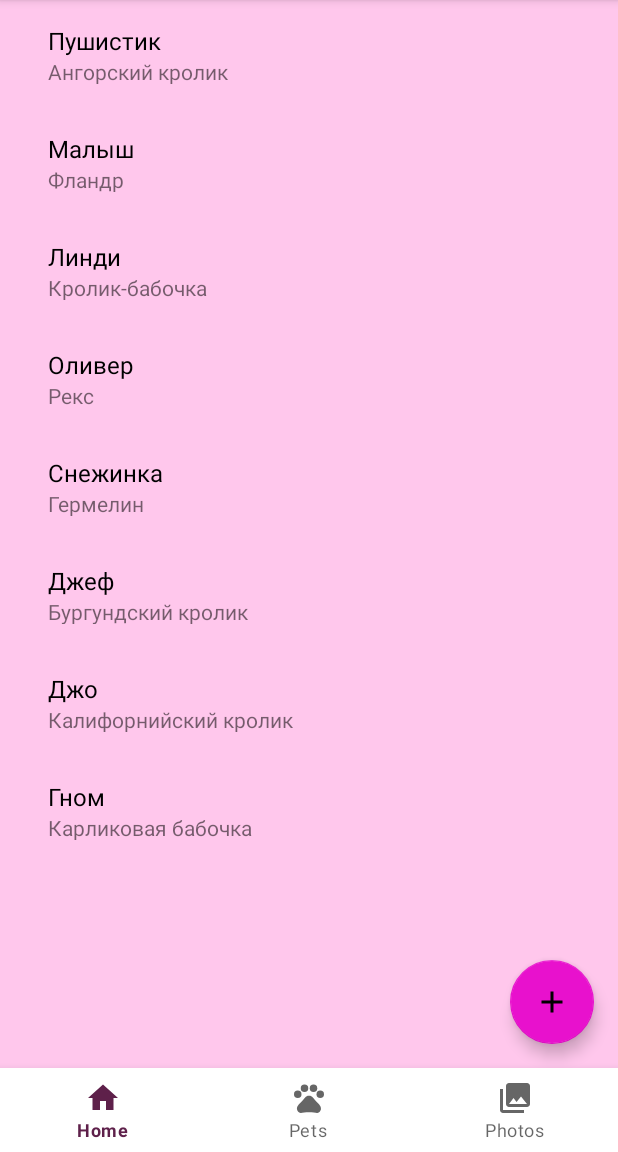
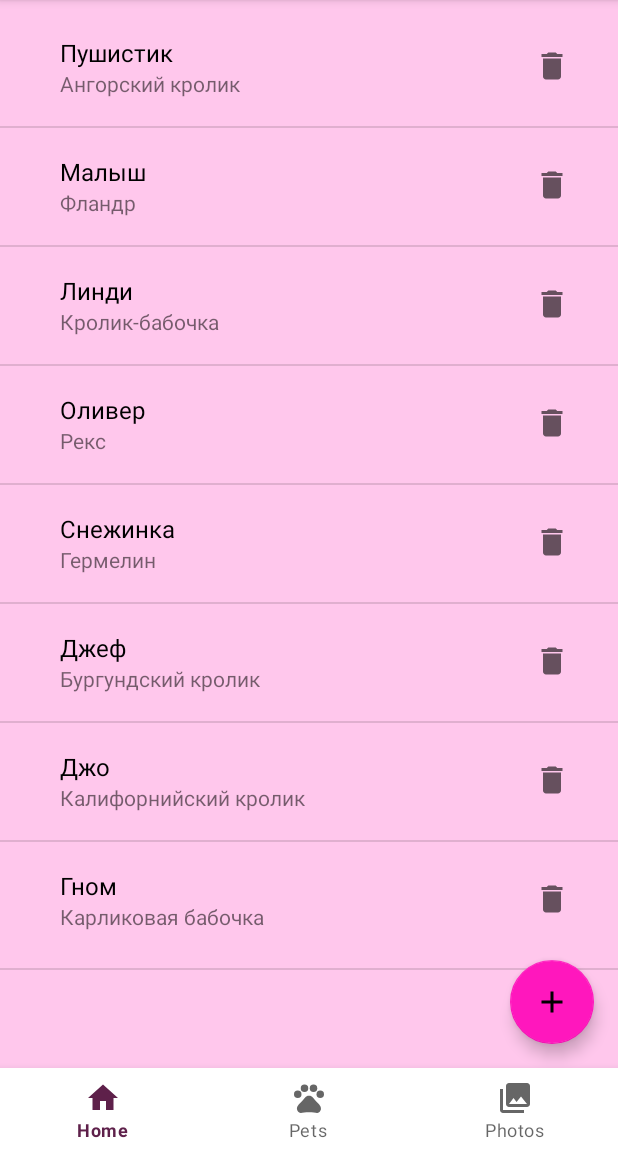
Before and after one commit to Elina-Kadyrova/ITIS_2021_Android, an Android app: the PetsFragment screen opened through its navigation route, on a phone screen of 412 x 824 dp, the part 84-1236 px from its top. Run offline under Robolectric (Android 15) with nearby library versions, the phone set to English and light mode, and no system bars.

Commit message:
Add DialogFragment, add Decorators.

```diff
--- a/app/src/main/java/com/itis/firstapp/MainActivity.kt
+++ b/app/src/main/java/com/itis/firstapp/MainActivity.kt
@@ -5,6 +5,7 @@ import android.os.Bundle
 import androidx.navigation.NavController
 import androidx.navigation.navOptions
 import com.itis.firstapp.databinding.ActivityMainBinding
+import com.itis.firstapp.extensions.findController
 
 class MainActivity : AppCompatActivity() {
     private var binding: ActivityMainBinding? = null
--- /dev/null
+++ b/app/src/main/java/com/itis/firstapp/SpaceItemDecorator.kt
@@ -0,0 +1,50 @@
+package com.itis.firstapp
+
+import android.content.Context
+import android.graphics.Rect
+import android.util.TypedValue
+import android.view.View
+import androidx.recyclerview.widget.RecyclerView
+
+class SpaceItemDecorator(
+    context: Context,
+    spacing: Float = 24f
+) : RecyclerView.ItemDecoration() {
+
+    private val spacingPx: Int = TypedValue.applyDimension(
+        TypedValue.COMPLEX_UNIT_DIP,
+        spacing,
+        context.resources.displayMetrics
+    ).toInt()
+
+    override fun getItemOffsets(
+        outRect: Rect,
+        view: View,
+        parent: RecyclerView,
+        state: RecyclerView.State
+    ) {
+        val spacingMiddle = (spacingPx * 0.75).toInt()
+        val viewHolder = parent.getChildViewHolder(view)
+
+        val currentPosition = parent.getChildAdapterPosition(view).takeIf { //на случай если элемент удаляется
+            it != RecyclerView.NO_POSITION
+        } ?: viewHolder.oldPosition
+
+        when (currentPosition) {
+            0 -> {
+                outRect.top = spacingPx
+                outRect.bottom = spacingMiddle
+            }
+            state.itemCount - 1 -> {
+                outRect.top = spacingMiddle
+                outRect.bottom = spacingPx
+            }
+            else -> {
+                outRect.top = spacingMiddle
+                outRect.bottom = spacingMiddle
+            }
+        }
+        outRect.left = spacingPx
+        outRect.right = spacingPx
+    }
+}
--- a/app/src/main/java/com/itis/firstapp/CardAdapter.kt
+++ b/app/src/main/java/com/itis/firstapp/adapters/CardAdapter.kt
@@ -1,8 +1,10 @@
-package com.itis.firstapp
+package com.itis.firstapp.adapters
 
 import android.view.LayoutInflater
 import android.view.ViewGroup
 import androidx.recyclerview.widget.RecyclerView
+import com.itis.firstapp.R
+import com.itis.firstapp.holders.CardHolder
 import com.itis.firstapp.models.RabbitCard
 
 class CardAdapter (
--- a/app/src/main/java/com/itis/firstapp/PhotoAdapter.kt
+++ b/app/src/main/java/com/itis/firstapp/adapters/PhotoAdapter.kt
@@ -1,13 +1,11 @@
-package com.itis.firstapp
+package com.itis.firstapp.adapters
 
 import android.view.LayoutInflater
 import android.view.View
 import android.view.ViewGroup
-import android.widget.ImageView
 import androidx.viewpager.widget.PagerAdapter
+import com.itis.firstapp.R
 import com.itis.firstapp.databinding.CardviewPhotoBinding
-import com.itis.firstapp.databinding.FragmentPhotosBinding
-import com.itis.firstapp.repositories.RabbitCardRepository
 
 class PhotoAdapter(
     private val photosList:List<Int>)
--- a/app/src/main/java/com/itis/firstapp/RabbitAdapter.kt
+++ b/app/src/main/java/com/itis/firstapp/adapters/RabbitAdapter.kt
@@ -1,8 +1,10 @@
-package com.itis.firstapp
+package com.itis.firstapp.adapters
 
 import android.view.LayoutInflater
 import android.view.ViewGroup
 import androidx.recyclerview.widget.RecyclerView
+import com.itis.firstapp.R
+import com.itis.firstapp.holders.RabbitHolder
 import com.itis.firstapp.models.Rabbit
 
 class RabbitAdapter (
--- a/app/src/main/java/com/itis/firstapp/ActivityExt.kt
+++ b/app/src/main/java/com/itis/firstapp/extensions/ActivityExt.kt
@@ -1,4 +1,4 @@
-package com.itis.firstapp
+package com.itis.firstapp.extensions
 
 import androidx.appcompat.app.AppCompatActivity
 import androidx.navigation.fragment.NavHostFragment
--- a/app/src/main/java/com/itis/firstapp/fragments/PetsFragment.kt
+++ b/app/src/main/java/com/itis/firstapp/fragments/PetsFragment.kt
@@ -5,8 +5,11 @@ import android.view.LayoutInflater
 import android.view.View
 import android.view.ViewGroup
 import androidx.fragment.app.Fragment
+import androidx.recyclerview.widget.DividerItemDecoration
+import androidx.recyclerview.widget.RecyclerView
 import com.itis.firstapp.R
-import com.itis.firstapp.RabbitAdapter
+import com.itis.firstapp.SpaceItemDecorator
+import com.itis.firstapp.adapters.RabbitAdapter
 import com.itis.firstapp.databinding.FragmentPetsBinding
 import com.itis.firstapp.repositories.RabbitRepository
 
@@ -27,8 +30,20 @@ class PetsFragment: Fragment() {
         super.onViewCreated(view, savedInstanceState)
 
         binding = FragmentPetsBinding.bind(view)
+        val decorator = DividerItemDecoration(requireContext(), RecyclerView.VERTICAL)
+        val spacing = SpaceItemDecorator(requireContext())
+
         with(binding){
-            this!!.rvRabbits.adapter = RabbitAdapter(RabbitRepository.rabbitsList)
+            this!!.rvRabbits.run {
+                adapter = RabbitAdapter(RabbitRepository.rabbitsList)
+                addItemDecoration(decorator)
+                addItemDecoration(spacing)
+            }
+            this!!.addButton.setOnClickListener{
+                val addDialogFragment = AddDialogFragment()
+                val manager = parentFragmentManager
+                addDialogFragment.show(manager, "addDialog")
+            }
         }
     }
 
--- a/app/src/main/java/com/itis/firstapp/CardHolder.kt
+++ b/app/src/main/java/com/itis/firstapp/holders/CardHolder.kt
@@ -1,7 +1,8 @@
-package com.itis.firstapp
+package com.itis.firstapp.holders
 
 import android.view.View
 import androidx.recyclerview.widget.RecyclerView
+import com.itis.firstapp.adapters.PhotoAdapter
 import com.itis.firstapp.databinding.ItemCardviewBinding
 import com.itis.firstapp.models.RabbitCard
 
--- a/app/src/main/java/com/itis/firstapp/RabbitHolder.kt
+++ b/app/src/main/java/com/itis/firstapp/holders/RabbitHolder.kt
@@ -1,4 +1,4 @@
-package com.itis.firstapp
+package com.itis.firstapp.holders
 
 import android.view.View
 import androidx.recyclerview.widget.RecyclerView
@@ -17,6 +17,9 @@ class RabbitHolder (
         with(binding) {
             tvName.text = item.name
             tvBreed.text = item.breed
+            itemDelete.setOnClickListener{
+
+            }
         }
     }
 }
--- /dev/null
+++ b/app/src/main/res/drawable/ic_delete.xml
@@ -0,0 +1,5 @@
+<vector android:height="40dp" android:tint="?attr/colorControlNormal"
+    android:viewportHeight="24" android:viewportWidth="24"
+    android:width="40dp" xmlns:android="http://schemas.android.com/apk/res/android">
+    <path android:fillColor="@android:color/white" android:pathData="M6,19c0,1.1 0.9,2 2,2h8c1.1,0 2,-0.9 2,-2V7H6v12zM19,4h-3.5l-1,-1h-5l-1,1H5v2h14V4z"/>
+</vector>
--- a/app/src/main/res/layout/fragment_pets.xml
+++ b/app/src/main/res/layout/fragment_pets.xml
@@ -17,14 +17,14 @@
         tools:listitem="@layout/item_rabbit"/>
 
     <com.google.android.material.floatingactionbutton.FloatingActionButton
-        android:id="@+id/fragment_places_add_button"
+        android:id="@+id/add_button"
         android:layout_width="wrap_content"
         android:layout_height="wrap_content"
         android:layout_marginEnd="16dp"
         android:layout_marginBottom="16dp"
         android:contentDescription="Floating button to add a rabbit"
         android:src="@drawable/ic_add_24"
-        app:backgroundTint="#E811CD"
+        app:backgroundTint="@color/pink_bright"
         app:layout_constraintBottom_toBottomOf="parent"
         app:layout_constraintEnd_toEndOf="parent" />
 
--- a/app/src/main/res/layout/item_cardview.xml
+++ b/app/src/main/res/layout/item_cardview.xml
@@ -6,7 +6,6 @@
     app:cardCornerRadius="16dp"
     app:cardElevation="5dp"
     app:contentPadding="16dp"
-    android:layout_margin="10dp"
     xmlns:app="http://schemas.android.com/apk/res-auto">
 
     <TextView
@@ -31,6 +30,7 @@
         android:text="Описание кроличка"
         android:layout_gravity="bottom"
         android:textSize="16sp"
+        android:textColor="@color/black"
         android:ellipsize="end"
         android:maxLines="2"/>
 </androidx.cardview.widget.CardView>
--- a/app/src/main/res/layout/item_rabbit.xml
+++ b/app/src/main/res/layout/item_rabbit.xml
@@ -3,9 +3,7 @@
     xmlns:app="http://schemas.android.com/apk/res-auto"
     xmlns:tools="http://schemas.android.com/tools"
     android:layout_width="match_parent"
-    android:layout_height="72dp"
-    android:paddingHorizontal="16dp"
-    android:paddingVertical="16dp">
+    android:layout_height="wrap_content">
 
     <TextView
         android:id="@+id/tv_name"
@@ -28,5 +26,16 @@
         app:layout_constraintTop_toBottomOf="@id/tv_name"
         tools:text="Порода кролика" />
 
+    <ImageView
+        android:id="@+id/item_delete"
+        android:layout_width="40dp"
+        android:layout_height="40dp"
+        android:padding="8dp"
+        android:background="?android:attr/selectableItemBackgroundBorderless"
+        app:layout_constraintEnd_toEndOf="parent"
+        app:layout_constraintTop_toTopOf="parent"
+        android:src="@drawable/ic_delete"
+        android:contentDescription="Delete item" />
+
 
 </androidx.constraintlayout.widget.ConstraintLayout>
--- a/app/src/main/res/values/colors.xml
+++ b/app/src/main/res/values/colors.xml
@@ -10,4 +10,5 @@
 
     <color name="pink_background">#ffc7ec</color>
     <color name="pink_theme_primary">#5e204a</color>
+    <color name="pink_bright">#ff17bd</color>
 </resources>
--- a/app/src/main/res/values/themes.xml
+++ b/app/src/main/res/values/themes.xml
@@ -6,7 +6,7 @@
         <item name="colorPrimaryVariant">@color/pink_theme_primary</item>
         <item name="colorOnPrimary">@color/white</item>
         <!-- Secondary brand color. -->
-        <item name="colorSecondary">@color/teal_200</item>
+        <item name="colorSecondary">@color/pink_bright</item>
         <item name="colorSecondaryVariant">@color/teal_700</item>
         <item name="colorOnSecondary">@color/black</item>
         <!-- Status bar color. -->
```
Also changed, not shown: app/src/main/java/com/itis/firstapp/fragments/AddDialogFragment.kt (added, +43 -0 lines), app/src/main/java/com/itis/firstapp/fragments/PhotosFragment.kt (+14 -4 lines), app/src/main/java/com/itis/firstapp/repositories/RabbitRepository.kt (+11 -26 lines), app/src/main/res/layout/rabbit_adding.xml (added, +42 -0 lines).
